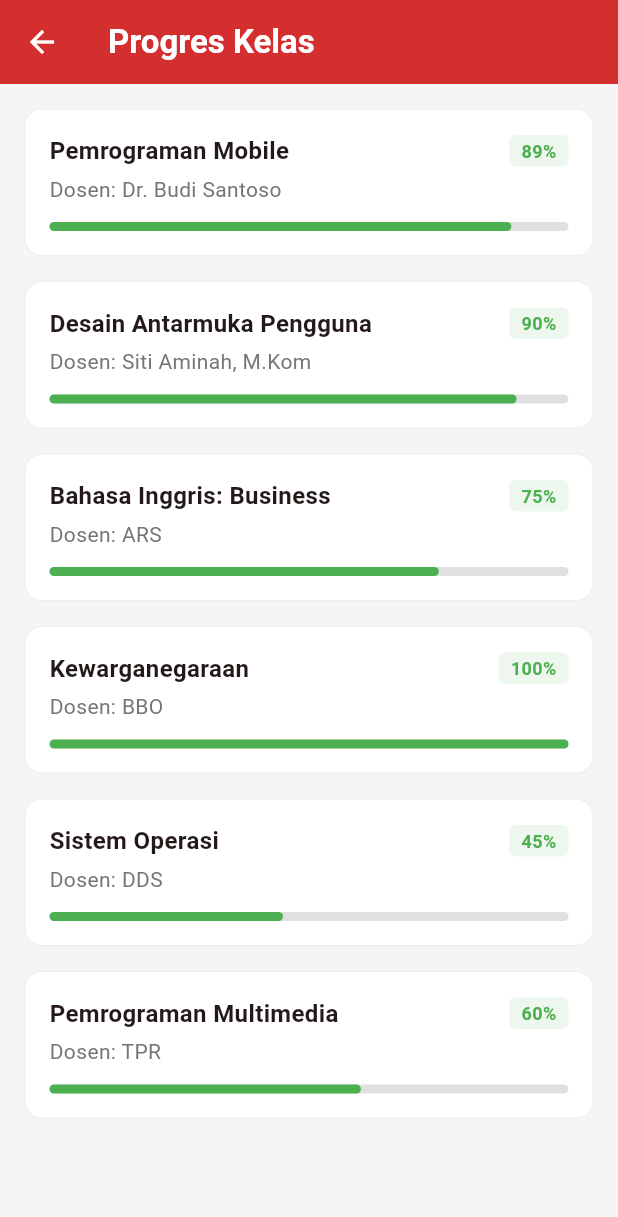
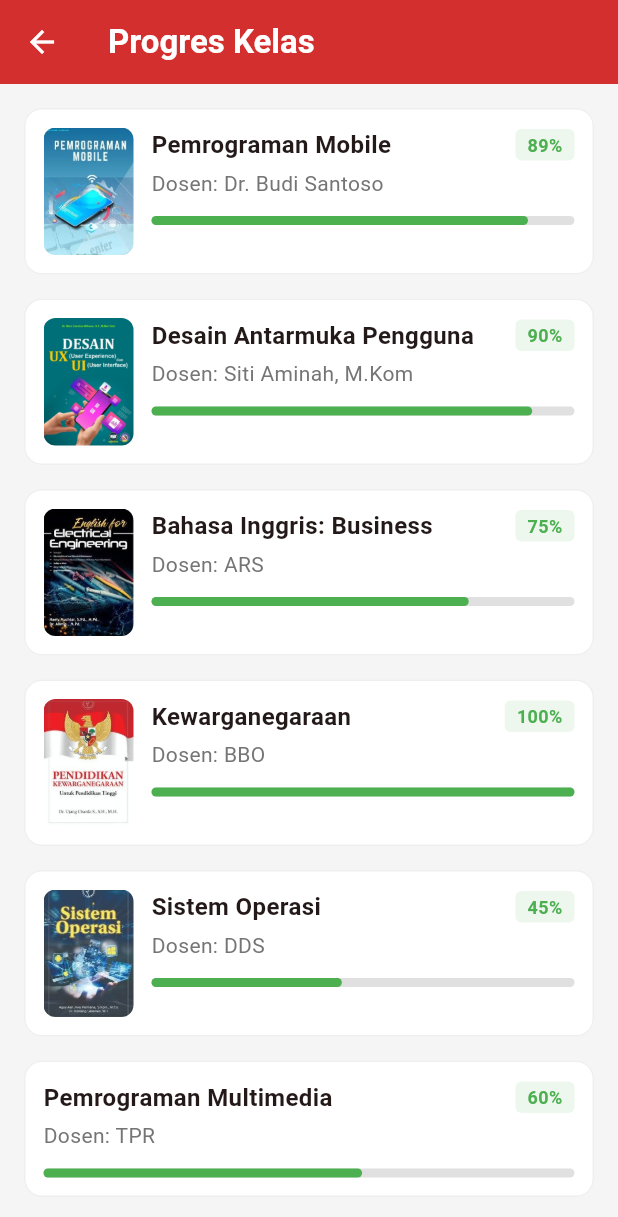
Before and after one commit to KhoirunNisa21/app-celoe, a Flutter app: the ClassProgressScreen screen opened directly, on a phone screen of 412 x 824 dp. Shown: the top 1217 px of the screen. Run offline on Flutter 3.47's test engine with Material 3 defaults, Android fonts, the phone set to English and light mode, and no system bars.

Commit message:
menambahkan gambar bukunya di bagian kelas saya

```diff
--- a/lib/features/dashboard/screens/class_progress_screen.dart
+++ b/lib/features/dashboard/screens/class_progress_screen.dart
@@ -14,36 +14,42 @@ class ClassProgressScreen extends StatelessWidget {
         'subtitle': 'Dosen: Dr. Budi Santoso',
         'progress': 0.89,
         'label': '89%',
+        'image': 'assets/images/mobile_prog.jpg',
       },
       {
         'title': 'Desain Antarmuka Pengguna',
         'subtitle': 'Dosen: Siti Aminah, M.Kom',
         'progress': 0.90,
         'label': '90%',
+        'image': 'assets/images/ui_ux.jpg',
       },
       {
         'title': 'Bahasa Inggris: Business',
         'subtitle': 'Dosen: ARS',
         'progress': 0.75,
         'label': '75%',
+        'image': 'assets/images/english.jpg',
       },
       {
         'title': 'Kewarganegaraan',
         'subtitle': 'Dosen: BBO',
         'progress': 1.0,
         'label': '100%',
+        'image': 'assets/images/kewarganegaraan.jpg',
       },
       {
         'title': 'Sistem Operasi',
         'subtitle': 'Dosen: DDS',
         'progress': 0.45,
         'label': '45%',
+        'image': 'assets/images/os.jpg',
       },
       {
         'title': 'Pemrograman Multimedia',
         'subtitle': 'Dosen: TPR',
         'progress': 0.60,
         'label': '60%',
+        'image': null, // No image provided for this one
       },
     ];
 
@@ -71,6 +77,7 @@ class ClassProgressScreen extends StatelessWidget {
             subtitle: item['subtitle'],
             progress: item['progress'],
             progressLabel: item['label'],
+            imagePath: item['image'],
           );
         },
       ),
--- a/lib/features/dashboard/screens/home_screen.dart
+++ b/lib/features/dashboard/screens/home_screen.dart
@@ -238,12 +238,14 @@ class _AcademicProgressSection extends StatelessWidget {
           subtitle: 'Dosen: Dr. Budi Santoso',
           progress: 0.89,
           progressLabel: '89%',
+          imagePath: 'assets/images/mobile_prog.jpg',
         ),
         const ClassProgressCard(
           title: 'Desain Antarmuka Pengguna',
           subtitle: 'Dosen: Siti Aminah, M.Kom',
           progress: 0.90,
           progressLabel: '90%',
+          imagePath: 'assets/images/ui_ux.jpg',
         ),
       ],
     );
--- a/lib/features/dashboard/widgets/class_progress_card.dart
+++ b/lib/features/dashboard/widgets/class_progress_card.dart
@@ -7,12 +7,15 @@ class ClassProgressCard extends StatelessWidget {
   final double progress;
   final String progressLabel;
 
+  final String? imagePath;
+
   const ClassProgressCard({
     super.key,
     required this.title,
     required this.subtitle,
     required this.progress,
     required this.progressLabel,
+    this.imagePath,
   });
 
   @override
@@ -27,12 +30,31 @@ class ClassProgressCard extends StatelessWidget {
       },
       child: Container(
         margin: const EdgeInsets.only(bottom: 16),
-        padding: const EdgeInsets.all(16),
+        padding: const EdgeInsets.all(12), // Reduced padding slightly to fit image
         decoration: BoxDecoration(
           color: Colors.white,
           borderRadius: BorderRadius.circular(12),
           border: Border.all(color: AppColors.grey.withOpacity(0.5)),
         ),
+        child: Row(
+          crossAxisAlignment: CrossAxisAlignment.start,
+          children: [
+            // Book Image
+            if (imagePath != null)
+              Container(
+                width: 60,
+                height: 85,
+                margin: const EdgeInsets.only(right: 12),
+                decoration: BoxDecoration(
+                  borderRadius: BorderRadius.circular(8),
+                  image: DecorationImage(
+                    image: AssetImage(imagePath!),
+                    fit: BoxFit.cover,
+                  ),
+                ),
+              ),
+            // Card Content
+            Expanded(
               child: Column(
                 crossAxisAlignment: CrossAxisAlignment.start,
                 children: [
@@ -43,6 +65,8 @@ class ClassProgressCard extends StatelessWidget {
                         child: Text(
                           title,
                           style: const TextStyle(fontWeight: FontWeight.bold, fontSize: 16),
+                          maxLines: 2,
+                          overflow: TextOverflow.ellipsis,
                         ),
                       ),
                       Container(
@@ -76,6 +100,9 @@ class ClassProgressCard extends StatelessWidget {
                 ],
               ),
             ),
+          ],
+        ),
+      ),
     );
   }
 }
--- a/pubspec.yaml
+++ b/pubspec.yaml
@@ -58,8 +58,8 @@ flutter:
   uses-material-design: true
 
   # To add assets to your application, add an assets section, like this:
-  # assets:
-  #   - images/a_dot_burr.jpeg
+  assets:
+    - assets/images/
   #   - images/a_dot_ham.jpeg
 
   # An image asset can refer to one or more resolution-specific "variants", see
```
Also changed, not shown: lib/features/course/screens/my_classes_screen.dart (+6 -6 lines), lib/features/course/widgets/class_card.dart (+17 -1 lines), assets/images/english.jpg (added), assets/images/kewarganegaraan.jpg (added), assets/images/mobile_prog.jpg (added), assets/images/os.jpg (added), assets/images/ui_ux.jpg (added). Lines whose indentation alone changed are shown as unchanged.
